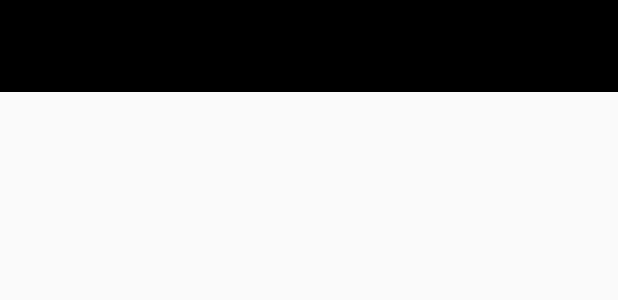
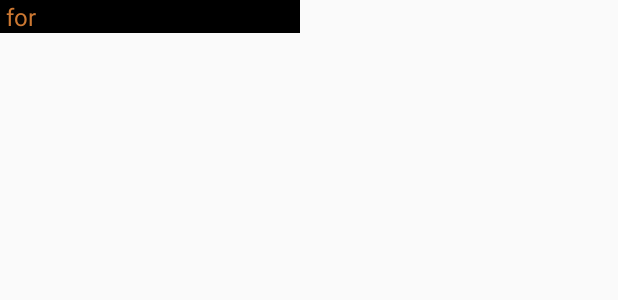
Before and after one commit to dj-2002/Advanced-Code-Editor, an Android app: the layout suggestion_list_item.xml on its own in the app's theme, with its tools: preview values and no code run, on a phone screen of 412 x 824 dp. Shown: the top 300 px of the screen. Run offline under Robolectric (Android 15) with nearby library versions, the phone set to English and light mode, and no system bars.

Commit message:
line number and line wrap

```diff
--- a/app/build.gradle
+++ b/app/build.gradle
@@ -128,4 +128,7 @@ dependencies {
         // firebase
     implementation 'com.google.firebase:firebase-analytics-ktx'
     implementation platform('com.google.firebase:firebase-bom:29.0.0')
+
+
+    implementation 'com.google.android.gms:play-services-ads-lite:20.5.0'
 }
--- a/app/src/main/java/com/nbow/advanceeditor/code/CodeView.java
+++ b/app/src/main/java/com/nbow/advanceeditor/code/CodeView.java
@@ -81,7 +81,7 @@ public class CodeView extends AppCompatMultiAutoCompleteTextView {
         }
 
         setTokenizer(mAutoCompleteTokenizer);
-        setHorizontallyScrolling(true);
+//        setHorizontallyScrolling(true);
 
         setFilters(new InputFilter[]{
                 new InputFilter() {
@@ -118,11 +118,11 @@ public class CodeView extends AppCompatMultiAutoCompleteTextView {
             int lineCount = getLineCount();
             int lineNumber = 1;
 
-            for (int i = 0; i < lineCount; ++i) {
+            for (int i = 0; i < lineCount; i++) {
                 baseline = getLineBounds(i, null);
                 if (i == 0 || getText().charAt(getLayout().getLineStart(i) - 1) == '\n') {
                     canvas.drawText(String.format(Locale.ENGLISH, " %d", lineNumber), lineNumberRect.left, baseline, lineNumberPaint);
-                    ++lineNumber;
+                    lineNumber++;
                 }
             }
 
--- a/app/src/main/res/layout/fragment_editor.xml
+++ b/app/src/main/res/layout/fragment_editor.xml
@@ -22,13 +22,13 @@
         android:layout_width="match_parent"
         android:imeOptions="flagNoExtractUi|actionSend"
         android:layout_height="match_parent"
+        android:dropDownWidth="200dp"
         android:inputType="textNoSuggestions|textMultiLine"
         android:singleLine="false"
-                android:layout_marginStart="7dp"
         android:background="@android:color/transparent"
         android:lastBaselineToBottomHeight="300dp"
-                android:textSize="16dp"
-                android:paddingEnd="7dp"></com.nbow.advanceeditor.code.CodeView>
+        android:textSize="16sp"
+        android:paddingEnd="7dp" />
 
 <!--                />-->
 <!--        </HorizontalScrollView>-->
--- a/app/src/main/res/layout/suggestion_list_item.xml
+++ b/app/src/main/res/layout/suggestion_list_item.xml
@@ -1,15 +1,18 @@
 <?xml version="1.0" encoding="utf-8"?>
 <LinearLayout
     xmlns:android="http://schemas.android.com/apk/res/android"
-    android:layout_width="match_parent"
+    android:layout_width="wrap_content"
     android:layout_height="wrap_content">
 
     <TextView
         android:id="@+id/suggestItemTextView"
-        android:layout_width="match_parent"
+        android:layout_width="wrap_content"
         android:layout_height="wrap_content"
-        android:padding="@dimen/dimen20dp"
+        android:minWidth="200dp"
+        android:paddingStart="4dp"
+        android:paddingEnd="4dp"
+        android:text="for"
         android:textColor="@color/orange"
         android:background="@color/black"
-        android:textSize="@dimen/dimen15sp" />
+        android:textSize="16sp" />
 </LinearLayout>
```
Also changed, not shown: app/src/main/java/com/nbow/advanceeditor/EditorFragment.kt (+7 -7 lines), app/src/main/java/com/nbow/advanceeditor/MainActivity.kt (+41 -27 lines), app/src/main/res/layout/fragment_editor_unwrap.xml (+3 -4 lines). Lines whose indentation alone changed are shown as unchanged.
